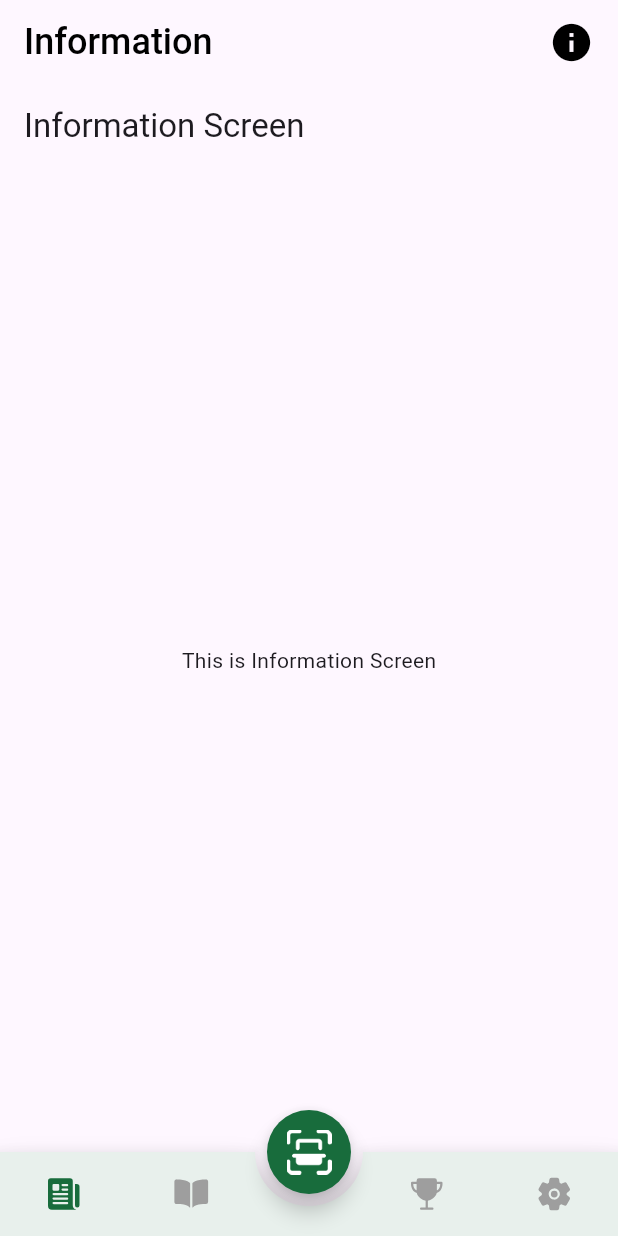
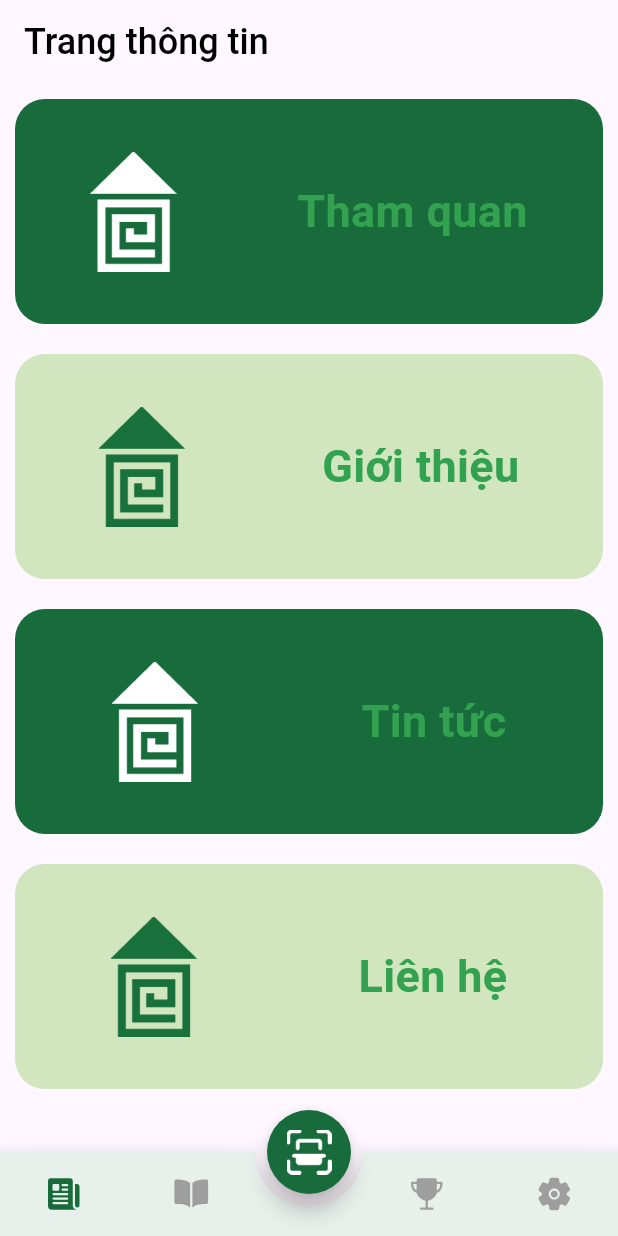
Before and after one commit to tedomi2705/vmeducation, a Flutter app: the HomeScreen screen opened directly, on a phone screen of 412 x 824 dp. Run offline on Flutter 3.47's test engine with Material 3 defaults, Android fonts, the phone set to English and light mode, and no system bars; drawn by our look-alikes of animated_bottom_navigation_bar; our stand-ins replace ionicons, page_transition.

Commit message:
adding information screen sections

```diff
--- a/lib/core/app_data.dart
+++ b/lib/core/app_data.dart
@@ -1,10 +1,43 @@
+import 'package:vmeducation/src/model/info_section.dart';
+
 class AppData {
-  static const String title1 = 'Welcome to VMEducation';
-  static const String description1 = 'VMEducation is a platform that provides information and learning materials for people interested in VME museum.';
-  static const String title2 = 'Learn Anywhere, Anytime';
-  static const String description2 = 'You can explore VMEducation courses on your mobile, tablet, or desktop.';
-  static const String title3 = 'View 3D models with AR technology';
-  static const String description3 = 'You can view the 3D model and learn more about the subject.';
+  static const String title1 = 'Chào mừng đến với VMEducation!';
+  static const String description1 = 'VMEducation là nền tảng cung cấp thông tin, kiến thức bổ ích về Bảo tàng Dân tộc học Việt Nam.';
+  static const String title2 = 'Mọi lúc, mọi nơi';
+  static const String description2 = 'Bạn có thể truy cập ứng dụng bất cứ nơi đâu, bất kỳ nơi nào.';
+  static const String title3 = 'Tương tác cùng mô hình 3D với công nghệ AR';
+  static const String description3 = 'Bạn có thể nhìn thấy mô hình 3D của các cổ vật và thông tin liên quan.';
 
-  static const String skipText = 'Skip';
+  static const String skipText = 'Bỏ qua';
+
+  static const String info = 'Trang thông tin';
+  static const String learning = 'Học tập';
+  static const String collection = 'Bộ sưu tập';
+  static const String settings = 'Cài đặt';
+
+
+
+  //List of information section
+  static List<InfoSection> infoList = [
+    InfoSection(
+      sectionId: 1,
+      sectionTitle: 'Tham quan',
+      imageURL: 'assets/images/logo_white.png',
+    ),
+    InfoSection(
+      sectionId: 2,
+      sectionTitle: 'Giới thiệu',
+      imageURL: 'assets/images/logo.png',
+    ),
+    InfoSection(
+      sectionId: 3,
+      sectionTitle: 'Tin tức',
+      imageURL: 'assets/images/logo_white.png',
+    ),
+    InfoSection(
+      sectionId: 4,
+      sectionTitle: 'Liên hệ',
+      imageURL: 'assets/images/logo.png',
+    ),
+  ];
 }
--- a/lib/core/app_style.dart
+++ b/lib/core/app_style.dart
@@ -26,6 +26,12 @@ const navigationTextStyle = TextStyle(
   fontWeight: FontWeight.w500,
 );
 
+const InformationSectionStyle = TextStyle(
+  color: Color.fromARGB(255, 50, 162, 80),
+  fontSize: 30,
+  fontWeight: FontWeight.bold,
+);
+
 
 
 
--- /dev/null
+++ b/lib/src/model/info_section.dart
@@ -0,0 +1,11 @@
+class InfoSection {
+  final int sectionId;
+  final String sectionTitle;
+  final String imageURL;
+
+  InfoSection(
+  { required this.sectionId,
+    required this.sectionTitle,
+    required this.imageURL }
+  );
+}
--- a/lib/src/view/screen/home_screen.dart
+++ b/lib/src/view/screen/home_screen.dart
@@ -3,6 +3,7 @@ import 'package:flutter/material.dart';
 import 'package:ionicons/ionicons.dart';
 import 'package:page_transition/page_transition.dart';
 import 'package:vmeducation/core/app_color.dart';
+import 'package:vmeducation/core/app_data.dart';
 import 'package:vmeducation/core/app_style.dart';
 import 'package:vmeducation/src/view/screen/information_screen.dart';
 import 'package:vmeducation/src/view/screen/learning_screen.dart';
@@ -36,10 +37,10 @@ class _HomeScreenState extends State<HomeScreen> {
     Ionicons.settings,
   ];
   List<String> _bottomNavBarTitles = <String>[
-    'Information',
-    'Learning',
-    'Collection',
-    'Settings',
+    AppData.info,
+    AppData.learning,
+    AppData.collection,
+    AppData.settings,
   ];
 
   @override
@@ -49,8 +50,7 @@ class _HomeScreenState extends State<HomeScreen> {
         title: Row(
           mainAxisAlignment: MainAxisAlignment.spaceBetween,
           children: [
-            Text(_bottomNavBarTitles[_bottomNavIndex], style: navigationTextStyle),
-            Icon(Icons.info, color: Colors.black, size: 30.0),
+            Text(_bottomNavBarTitles[_bottomNavIndex], style: navigationTextStyle)
           ]
         ),
         backgroundColor: Theme.of(context).scaffoldBackgroundColor,
--- a/lib/src/view/screen/information_screen.dart
+++ b/lib/src/view/screen/information_screen.dart
@@ -1,4 +1,7 @@
 import 'package:flutter/material.dart';
+import 'package:vmeducation/core/app_color.dart';
+import 'package:vmeducation/core/app_data.dart';
+import 'package:vmeducation/src/view/widget/information_list.dart';
 
 class InformationScreen extends StatefulWidget {
   const InformationScreen({super.key});
@@ -10,13 +13,18 @@ class InformationScreen extends StatefulWidget {
 class _InformationScreenState extends State<InformationScreen> {
   @override
   Widget build(BuildContext context) {
+    int selectedIndex = 0;
+    Size size = MediaQuery.of(context).size;
+
     return Scaffold(
-      appBar: AppBar(
-        title: const Text('Information Screen'),
-      ),
-      body: const Center(
-        child: Text('This is Information Screen'),
-      ),
+      body: SingleChildScrollView(
+        child: Column(
+          crossAxisAlignment: CrossAxisAlignment.start,
+          children: [
+            InformationList(),
+          ],
+        ),
+      )
     );
   }
 }
--- /dev/null
+++ b/lib/src/view/widget/information_list.dart
@@ -0,0 +1,71 @@
+import 'package:flutter/material.dart';
+import 'package:page_transition/page_transition.dart';
+import 'package:vmeducation/core/app_color.dart';
+import 'package:vmeducation/core/app_data.dart';
+import 'package:vmeducation/core/app_style.dart';
+import 'package:vmeducation/src/model/info_section.dart';
+import 'package:vmeducation/src/view/screen/detail_screen.dart';
+import 'package:vmeducation/src/view/screen/information/Introduction_screen.dart';
+import 'package:vmeducation/src/view/screen/information/contact_screen.dart';
+import 'package:vmeducation/src/view/screen/information/news_screen.dart';
+import 'package:vmeducation/src/view/screen/information/overall_screen.dart';
+
+class InformationList extends StatelessWidget {
+  const InformationList({super.key});
+
+  @override
+  Widget build(BuildContext context) {
+    Size size = MediaQuery.of(context).size;
+    List<InfoSection> infoList = AppData.infoList;
+
+    return Container(
+      padding: const EdgeInsets.symmetric(horizontal: 10),
+      height: size.height,
+      child: ListView.builder(
+        itemCount: infoList.length,
+        scrollDirection: Axis.vertical,
+        physics: const BouncingScrollPhysics(),
+        itemBuilder: (BuildContext context, int index) {
+          return GestureDetector(
+            onTap: (){
+              if (index == 0) {
+                Navigator.push(context, PageTransition(child: OverallScreen(), type: PageTransitionType.rightToLeft));
+              } else if (index == 1) {
+                Navigator.push(context, PageTransition(child: IntroductionScreen(), type: PageTransitionType.rightToLeft));
+              } else if (index == 2) {
+                Navigator.push(context, PageTransition(child: NewsScreen(), type: PageTransitionType.rightToLeft));
+              } else {
+                Navigator.push(context, PageTransition(child: ContactScreen(), type: PageTransitionType.rightToLeft));
+              }
+            },
+            child: Container(
+              decoration: BoxDecoration(
+                color: index.isEven ? AppColor.primaryColor : AppColor.splashScreenBg,
+                borderRadius: BorderRadius.circular(20),
+              ),
+              height: 150,
+              width: size.width,
+              padding: const EdgeInsets.all(10),
+              margin: const EdgeInsets.only(bottom: 10, top: 10),
+              child: SizedBox(
+                width: size.width,
+                height: 150,
+                child: Row(
+                  mainAxisAlignment: MainAxisAlignment.spaceAround,
+                  crossAxisAlignment: CrossAxisAlignment.center,
+                  children: [
+                    SizedBox(
+                      height: 80,
+                      child: Image.asset(infoList[index].imageURL),
+                    ),
+                    Text(infoList[index].sectionTitle, style: InformationSectionStyle),
+                  ],
+                ),
+              ),
+            ),
+          );
+        },
+      ),
+    );
+  }
+}
```
Also changed, not shown: lib/src/view/screen/detail_screen.dart (added, +19 -0 lines), lib/src/view/screen/information/Introduction_screen.dart (added, +22 -0 lines), lib/src/view/screen/information/contact_screen.dart (added, +22 -0 lines), lib/src/view/screen/information/news_screen.dart (added, +22 -0 lines), lib/src/view/screen/information/overall_screen.dart (added, +22 -0 lines), assets/images/logo.png, assets/images/logo_white.png (added), lib/src/controller/controller.dart (deleted), lib/src/view/view.dart (deleted), lib/src/view/widget/widget.dart (deleted).
